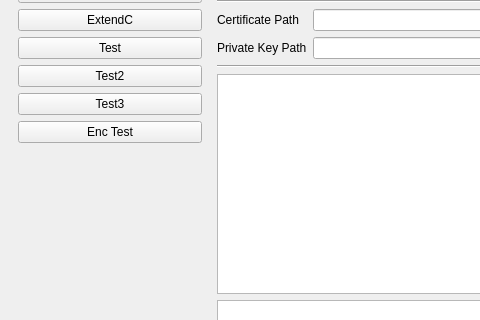
jykim74/PDFTool, file PDFTool/mainwindow.ui: the form before one commit; both pictures show x 0 to 480 and y 122 to 442 of the 726 by 672 pixel window.
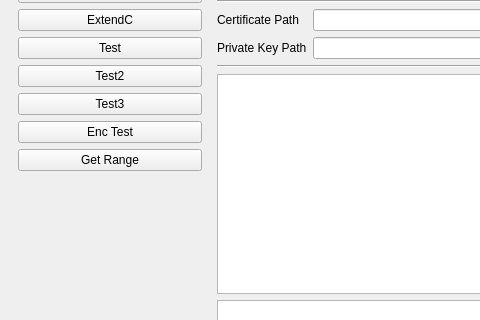
The form after the commit.

```diff
--- a/PDFTool/mainwindow.ui
+++ b/PDFTool/mainwindow.ui
@@ -236,6 +236,13 @@
             </property>
            </widget>
           </item>
+          <item>
+           <widget class="QPushButton" name="mGetRangeBtn">
+            <property name="text">
+             <string>Get Range</string>
+            </property>
+           </widget>
+          </item>
           <item>
            <spacer name="verticalSpacer">
             <property name="orientation">
```
